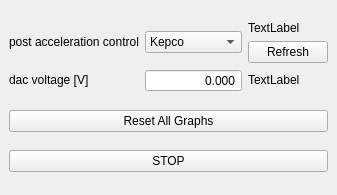
Old version of the form TildaHost/source/Interface/SimpleCounter/Ui_simpleCounterRunnning.ui in the repository lasersphere/Tilda.
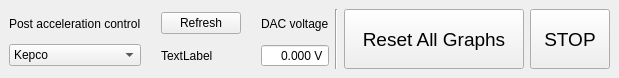
New version of the form.

Commit message: SimpleCounterRunningUi, Design overhaul   - Replaced the LCD counter with a spin box to better display count rates > 1 MHz.   - Reordered the control UI elements.   - Increased the heights of the reset and stop buttons.   - Removed the DAC voltage display label since it just displayed the exact same as the double spin box.   - Replaced the labels 'ch{n}' with '{n}' and decreased the required space.

What changed in the file:
```diff
--- a/TildaHost/source/Interface/SimpleCounter/Ui_simpleCounterRunnning.ui
+++ b/TildaHost/source/Interface/SimpleCounter/Ui_simpleCounterRunnning.ui
@@ -6,8 +6,8 @@
    <rect>
     <x>0</x>
     <y>0</y>
-    <width>311</width>
-    <height>195</height>
+    <width>606</width>
+    <height>78</height>
    </rect>
   </property>
   <property name="windowTitle">
@@ -19,29 +19,73 @@
   <widget class="QWidget" name="centralwidget">
    <layout class="QVBoxLayout" name="verticalLayout">
     <item>
-     <layout class="QVBoxLayout" name="verticalLayout_2">
+     <layout class="QHBoxLayout" name="hor_control" stretch="1,0,0,0,0">
       <item>
-       <layout class="QGridLayout" name="gridLayout_2"/>
+       <spacer name="horizontalSpacer">
+        <property name="orientation">
+         <enum>Qt::Horizontal</enum>
+        </property>
+        <property name="sizeHint" stdset="0">
+         <size>
+          <width>40</width>
+          <height>20</height>
+         </size>
+        </property>
+       </spacer>
       </item>
       <item>
-       <layout class="QGridLayout" name="gridLayout">
-        <property name="sizeConstraint">
-         <enum>QLayout::SetDefaultConstraint</enum>
+       <layout class="QGridLayout" name="grid_control">
+        <property name="rightMargin">
+         <number>0</number>
         </property>
+        <property name="horizontalSpacing">
+         <number>20</number>
+        </property>
+        <item row="0" column="2">
+         <widget class="QLabel" name="label_dac">
+          <property name="sizePolicy">
+           <sizepolicy hsizetype="Preferred" vsizetype="Fixed">
+            <horstretch>0</horstretch>
+            <verstretch>0</verstretch>
+           </sizepolicy>
+          </property>
+          <property name="minimumSize">
+           <size>
+            <width>0</width>
+            <height>25</height>
+           </size>
+          </property>
+          <property name="text">
+           <string>DAC voltage</string>
+          </property>
+         </widget>
+        </item>
         <item row="0" column="0">
-         <widget class="QLabel" name="label">
+         <layout class="QHBoxLayout" name="horizontalLayout_2">
+          <item>
+           <widget class="QLabel" name="label_post_acc">
           <property name="sizePolicy">
            <sizepolicy hsizetype="Preferred" vsizetype="Fixed">
             <horstretch>0</horstretch>
             <verstretch>0</verstretch>
            </sizepolicy>
           </property>
+            <property name="minimumSize">
+             <size>
+              <width>0</width>
+              <height>25</height>
+             </size>
+            </property>
           <property name="text">
-           <string>post acceleration control</string>
+             <string>Post acceleration control</string>
           </property>
          </widget>
         </item>
-        <item row="0" column="1">
+         </layout>
+        </item>
+        <item row="1" column="0">
+         <layout class="QHBoxLayout" name="horizontalLayout" stretch="1">
+          <item>
          <widget class="QComboBox" name="comboBox_post_acc_control">
           <property name="sizePolicy">
            <sizepolicy hsizetype="Preferred" vsizetype="Fixed">
@@ -71,20 +115,11 @@
           </item>
          </widget>
         </item>
-        <item row="1" column="0">
-         <widget class="QLabel" name="label_2">
-          <property name="sizePolicy">
-           <sizepolicy hsizetype="Preferred" vsizetype="Fixed">
-            <horstretch>0</horstretch>
-            <verstretch>0</verstretch>
-           </sizepolicy>
-          </property>
-          <property name="text">
-           <string>dac voltage [V]</string>
-          </property>
-         </widget>
+         </layout>
         </item>
-        <item row="1" column="1">
+        <item row="1" column="2">
+         <layout class="QHBoxLayout" name="horizontalLayout_3">
+          <item>
          <widget class="QDoubleSpinBox" name="doubleSpinBox">
           <property name="sizePolicy">
            <sizepolicy hsizetype="Preferred" vsizetype="Fixed">
@@ -92,6 +127,12 @@
             <verstretch>0</verstretch>
            </sizepolicy>
           </property>
+            <property name="minimumSize">
+             <size>
+              <width>60</width>
+              <height>0</height>
+             </size>
+            </property>
           <property name="alignment">
            <set>Qt::AlignRight|Qt::AlignTrailing|Qt::AlignVCenter</set>
           </property>
@@ -101,6 +142,9 @@
           <property name="keyboardTracking">
            <bool>false</bool>
           </property>
+            <property name="suffix">
+             <string> V</string>
+            </property>
           <property name="decimals">
            <number>3</number>
           </property>
@@ -113,45 +157,67 @@
           <property name="singleStep">
            <double>0.001000000000000</double>
           </property>
-         </widget>
-        </item>
-        <item row="1" column="2">
-         <widget class="QLabel" name="label_dac_set_volt">
-          <property name="sizePolicy">
-           <sizepolicy hsizetype="Preferred" vsizetype="Fixed">
-            <horstretch>0</horstretch>
-            <verstretch>0</verstretch>
-           </sizepolicy>
+            <property name="value">
+             <double>0.000000000000000</double>
+            </property>
+           </widget>
+          </item>
+         </layout>
+        </item>
+        <item row="1" column="1">
+         <widget class="QLabel" name="label_post_acc_readback_state">
+          <property name="minimumSize">
+           <size>
+            <width>0</width>
+            <height>23</height>
+           </size>
           </property>
           <property name="text">
            <string>TextLabel</string>
           </property>
          </widget>
         </item>
-        <item row="0" column="2">
-         <layout class="QGridLayout" name="gridLayout_3">
-          <item row="1" column="0">
+        <item row="0" column="1">
            <widget class="QPushButton" name="pushButton_refresh_post_acc_state">
             <property name="text">
              <string>Refresh</string>
             </property>
            </widget>
           </item>
-          <item row="0" column="0">
-           <widget class="QLabel" name="label_post_acc_readback_state">
-            <property name="text">
-             <string>TextLabel</string>
-            </property>
-           </widget>
-          </item>
-         </layout>
-        </item>
-       </layout>
-      </item>
-     </layout>
+       </layout>
+      </item>
+      <item>
+       <widget class="Line" name="line">
+        <property name="orientation">
+         <enum>Qt::Vertical</enum>
+        </property>
+       </widget>
     </item>
     <item>
      <widget class="QPushButton" name="pushButton_reset_graphs">
+        <property name="sizePolicy">
+         <sizepolicy hsizetype="Minimum" vsizetype="MinimumExpanding">
+          <horstretch>0</horstretch>
+          <verstretch>0</verstretch>
+         </sizepolicy>
+        </property>
+        <property name="minimumSize">
+         <size>
+          <width>180</width>
+          <height>0</height>
+         </size>
+        </property>
+        <property name="maximumSize">
+         <size>
+          <width>180</width>
+          <height>16777215</height>
+         </size>
+        </property>
+        <property name="font">
+         <font>
+          <pointsize>14</pointsize>
+         </font>
+        </property>
       <property name="text">
        <string>Reset All Graphs</string>
       </property>
@@ -159,10 +225,35 @@
     </item>
     <item>
      <widget class="QPushButton" name="pushButton_stop">
+        <property name="sizePolicy">
+         <sizepolicy hsizetype="Minimum" vsizetype="MinimumExpanding">
+          <horstretch>0</horstretch>
+          <verstretch>0</verstretch>
+         </sizepolicy>
+        </property>
+        <property name="minimumSize">
+         <size>
+          <width>80</width>
+          <height>0</height>
+         </size>
+        </property>
+        <property name="maximumSize">
+         <size>
+          <width>80</width>
+          <height>16777215</height>
+         </size>
+        </property>
+        <property name="font">
+         <font>
+          <pointsize>14</pointsize>
+         </font>
+        </property>
       <property name="text">
        <string>STOP</string>
       </property>
      </widget>
+      </item>
+     </layout>
     </item>
    </layout>
   </widget>
```
Lines whose indentation alone changed are shown as unchanged. The commit also changes 2 other files.
